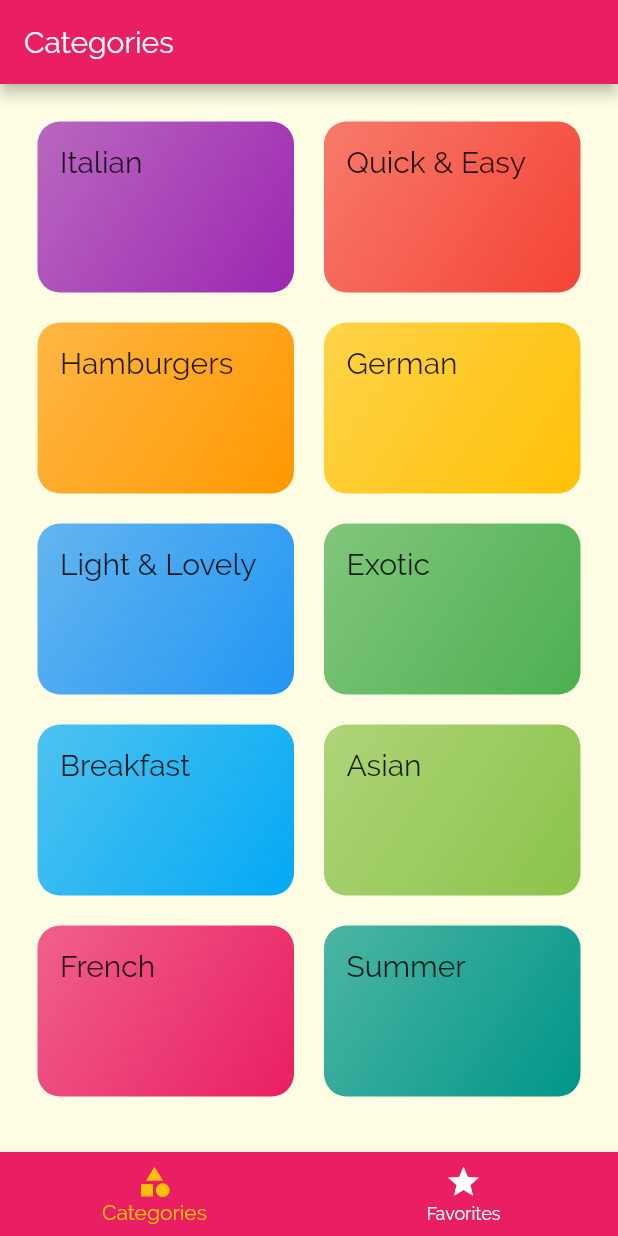
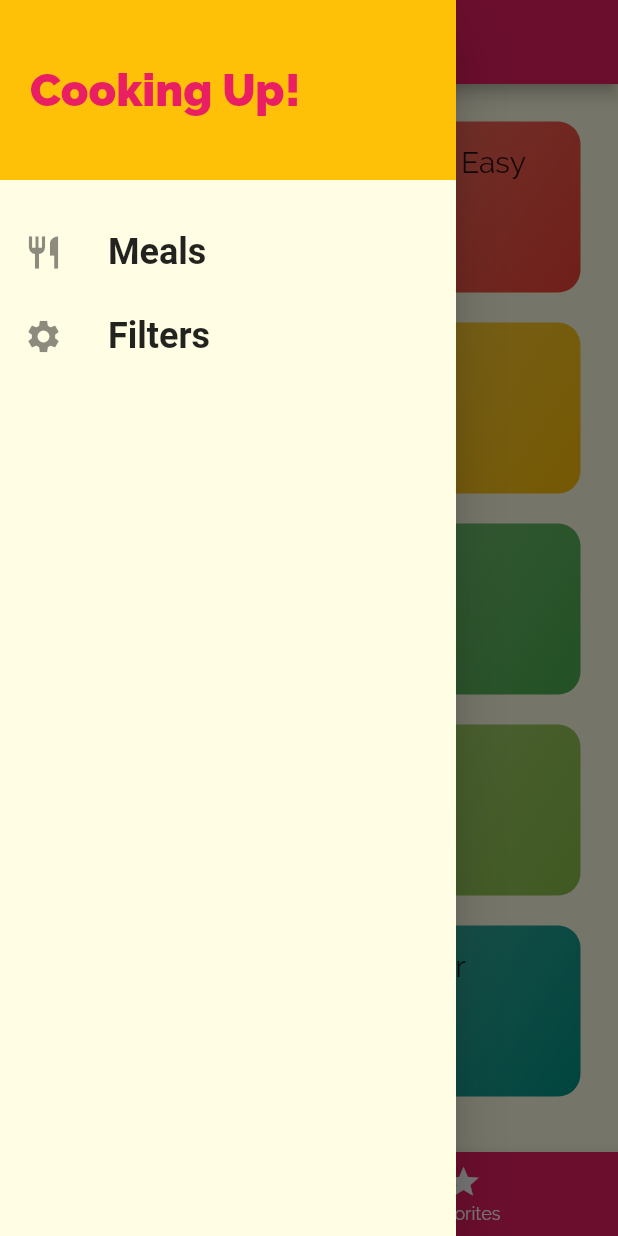
Before and after one commit to antoniocasto/TasteMeals, a Flutter app: the screen it shows after launch, with the side drawer open (before the commit the screen has no drawer), on a phone screen of 412 x 824 dp. Run offline on Flutter 3.47's test engine with Material 2 defaults, Android fonts, the phone set to English and light mode, and no system bars; missing offline and left inert: meet_network_image; Roboto replaces fonts that are missing (RobotoCondensed).

Commit message:
end of lesson 22 - Adding a Custom Drawer

```diff
--- a/taste_meals/lib/screens/tabs_screen.dart
+++ b/taste_meals/lib/screens/tabs_screen.dart
@@ -1,6 +1,7 @@
 import 'package:flutter/material.dart';
 import 'package:taste_meals/screens/categories_screen.dart';
 import 'package:taste_meals/screens/favourites_screen.dart';
+import 'package:taste_meals/widgets/main_drawer.dart';
 
 class TabsScreen extends StatefulWidget {
   @override
@@ -27,6 +28,7 @@ class _TabsScreenState extends State<TabsScreen> {
       appBar: AppBar(
         title: Text(_pages[_selectedPageIndex]['title']),
       ),
+      drawer: MainDrawer(),
       body: SafeArea(
         child: _pages[_selectedPageIndex]['page'],
       ),
--- /dev/null
+++ b/taste_meals/lib/widgets/main_drawer.dart
@@ -0,0 +1,55 @@
+import 'package:flutter/material.dart';
+
+class MainDrawer extends StatelessWidget {
+  @override
+  Widget build(BuildContext context) {
+    return Drawer(
+      child: Column(
+        children: <Widget>[
+          _buildContainer(context),
+          SizedBox(
+            height: 20,
+          ),
+          _buildListTile('Meals', Icons.restaurant),
+          _buildListTile('Filters', Icons.settings),
+        ],
+      ),
+    );
+  }
+
+  Container _buildContainer(BuildContext context) {
+    return Container(
+      height: 120,
+      width: double.infinity,
+      padding: const EdgeInsets.all(20),
+      alignment: Alignment.centerLeft,
+      color: Theme.of(context).accentColor,
+      child: Text('Cooking Up!',
+          style: TextStyle(
+            fontWeight: FontWeight.w900,
+            fontSize: 30,
+            color: Theme.of(context).primaryColor,
+          )),
+    );
+  }
+
+  Widget _buildListTile(String title, IconData icon) {
+    return ListTile(
+      leading: Icon(
+        icon,
+        size: 26,
+      ),
+      title: Text(
+        title,
+        style: TextStyle(
+          fontFamily: 'RobotoCondensed',
+          fontSize: 24,
+          fontWeight: FontWeight.bold,
+        ),
+      ),
+      onTap: () {
+        //...
+      },
+    );
+  }
+}
```
